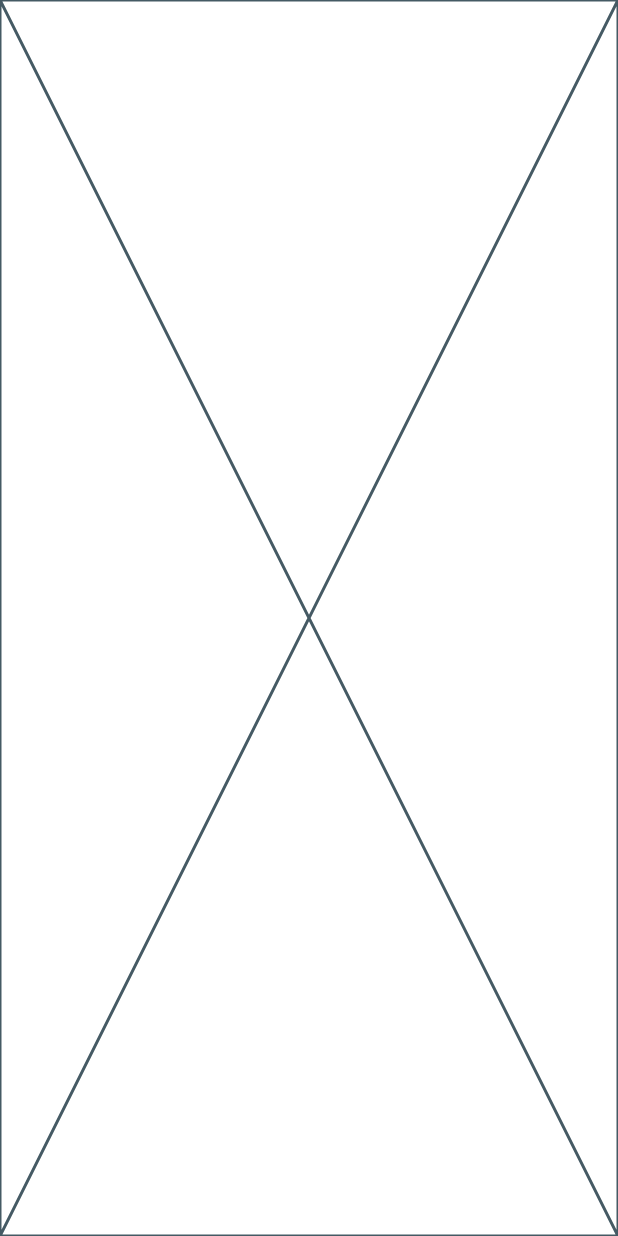
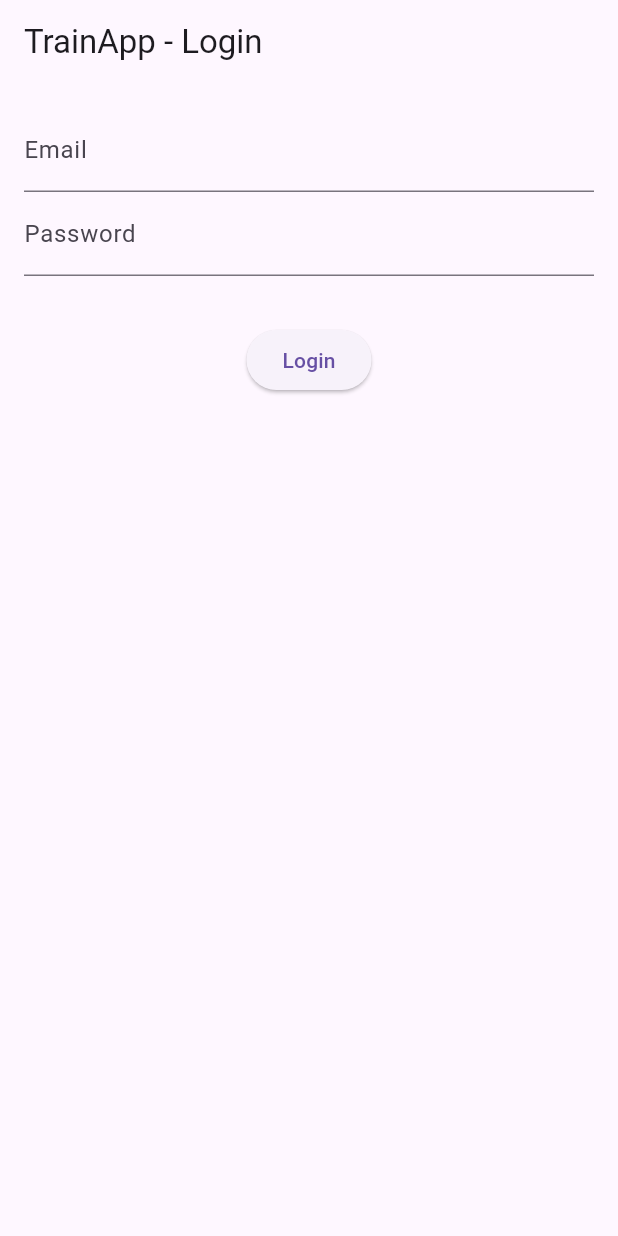
Before and after one commit to sdduq01/trainapp-mobile, a Flutter app: the screen it shows after launch, on a phone screen of 412 x 824 dp. Run offline on Flutter 3.47's test engine with Material 3 defaults, Android fonts, the phone set to English and light mode, and no system bars; our stand-ins replace firebase_auth, firebase_core; accounts and stored records are empty.

Commit message:
feat: add home page and complete auth flow

```diff
--- a/lib/auth/auth_gate.dart
+++ b/lib/auth/auth_gate.dart
@@ -1,6 +1,8 @@
 import 'package:flutter/material.dart';
 import 'package:firebase_auth/firebase_auth.dart';
 import 'auth_service.dart';
+import 'login/login_page.dart';
+import '../home/home_page.dart';
 
 class AuthGate extends StatelessWidget {
   const AuthGate({super.key});
@@ -19,10 +21,10 @@ class AuthGate extends StatelessWidget {
         }
 
         if (!snapshot.hasData) {
-          return const Placeholder(); // Login vendrá aquí
+          return const LoginPage();
         }
 
-        return const Placeholder(); // Home vendrá aquí
+        return const HomePage();
       },
     );
   }
--- a/lib/auth/auth_service.dart
+++ b/lib/auth/auth_service.dart
@@ -7,6 +7,16 @@ class AuthService {
 
   User? get currentUser => _auth.currentUser;
 
+  Future<void> signInWithEmail({
+    required String email,
+    required String password,
+  }) async {
+    await _auth.signInWithEmailAndPassword(
+      email: email,
+      password: password,
+    );
+  }
+
   Future<void> signOut() async {
     await _auth.signOut();
   }
--- /dev/null
+++ b/lib/auth/login/login_page.dart
@@ -0,0 +1,73 @@
+import 'package:flutter/material.dart';
+import '../auth_service.dart';
+
+class LoginPage extends StatefulWidget {
+  const LoginPage({super.key});
+
+  @override
+  State<LoginPage> createState() => _LoginPageState();
+}
+
+class _LoginPageState extends State<LoginPage> {
+  final _emailController = TextEditingController();
+  final _passwordController = TextEditingController();
+  final _authService = AuthService();
+
+  bool _isLoading = false;
+  String? _error;
+
+  Future<void> _login() async {
+    setState(() {
+      _isLoading = true;
+      _error = null;
+    });
+
+    try {
+      await _authService.signInWithEmail(
+        email: _emailController.text.trim(),
+        password: _passwordController.text.trim(),
+      );
+    } catch (e) {
+      setState(() {
+        _error = 'Credenciales inválidas';
+      });
+    } finally {
+      setState(() {
+        _isLoading = false;
+      });
+    }
+  }
+
+  @override
+  Widget build(BuildContext context) {
+    return Scaffold(
+      appBar: AppBar(title: const Text('TrainApp - Login')),
+      body: Padding(
+        padding: const EdgeInsets.all(16),
+        child: Column(
+          children: [
+            TextField(
+              controller: _emailController,
+              decoration: const InputDecoration(labelText: 'Email'),
+            ),
+            TextField(
+              controller: _passwordController,
+              obscureText: true,
+              decoration: const InputDecoration(labelText: 'Password'),
+            ),
+            const SizedBox(height: 16),
+            if (_error != null)
+              Text(_error!, style: const TextStyle(color: Colors.red)),
+            const SizedBox(height: 16),
+            ElevatedButton(
+              onPressed: _isLoading ? null : _login,
+              child: _isLoading
+                  ? const CircularProgressIndicator()
+                  : const Text('Login'),
+            ),
+          ],
+        ),
+      ),
+    );
+  }
+}
```
Also changed, not shown: lib/home/home_page.dart (added, +44 -0 lines).
